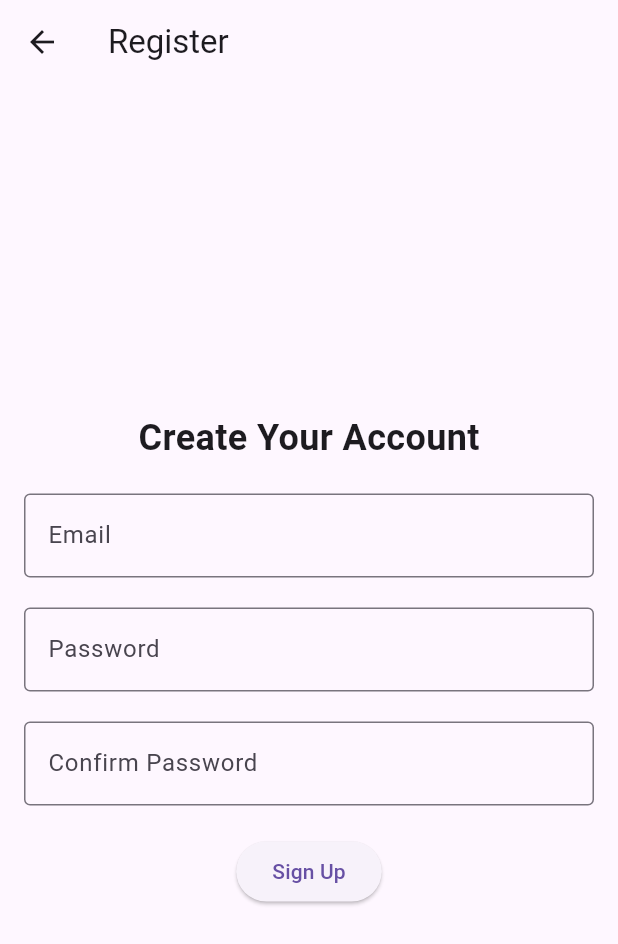
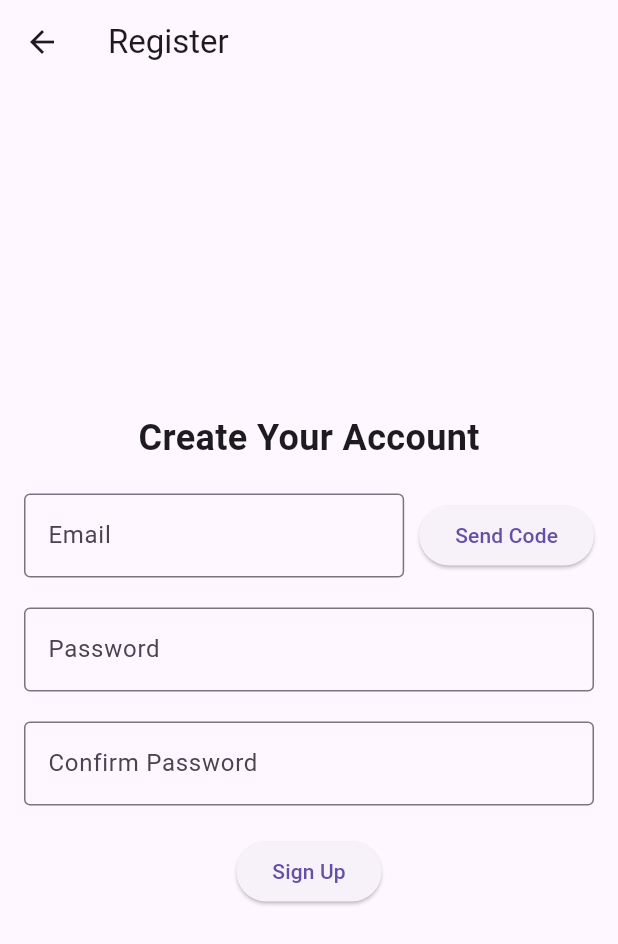
Before and after one commit to HeyHO2154/SOL-Talk, a Flutter app: the RegisterPage screen opened directly, on a phone screen of 412 x 824 dp. Shown: the top 944 px of the screen. Run offline on Flutter 3.47's test engine with Material 3 defaults, Android fonts, the phone set to English and light mode, and no system bars; our stand-ins replace device_info_plus, file_picker, image_picker, permission_handler, shared_preferences; accounts and stored records are empty.

Commit message:
이메일 인증 코드 기능 추가

```diff
--- a/frontend/lib/Login/Register.dart
+++ b/frontend/lib/Login/Register.dart
@@ -9,6 +9,17 @@ class _RegisterPageState extends State<RegisterPage> {
   final TextEditingController _emailController = TextEditingController();
   final TextEditingController _passwordController = TextEditingController();
   final TextEditingController _confirmPasswordController = TextEditingController();
+  final TextEditingController _verificationCodeController = TextEditingController();
+  bool _isVerificationSent = false;
+
+  void _sendVerificationCode() {
+    setState(() {
+      _isVerificationSent = true;
+    });
+    ScaffoldMessenger.of(context).showSnackBar(
+      SnackBar(content: Text('Verification code sent to ${_emailController.text}')),
+    );
+  }
 
   @override
   Widget build(BuildContext context) {
@@ -26,7 +37,10 @@ class _RegisterPageState extends State<RegisterPage> {
               style: TextStyle(fontSize: 24, fontWeight: FontWeight.bold),
             ),
             SizedBox(height: 20),
-            TextField(
+            Row(
+              children: [
+                Expanded(
+                  child: TextField(
                     controller: _emailController,
                     keyboardType: TextInputType.emailAddress,
                     decoration: InputDecoration(
@@ -34,7 +48,29 @@ class _RegisterPageState extends State<RegisterPage> {
                       border: OutlineInputBorder(),
                     ),
                   ),
+                ),
+                SizedBox(width: 10),
+                ElevatedButton(
+                  onPressed: _sendVerificationCode,
+                  child: Text('Send Code'),
+                ),
+              ],
+            ),
             SizedBox(height: 20),
+            if (_isVerificationSent)
+              Column(
+                children: [
+                  TextField(
+                    controller: _verificationCodeController,
+                    keyboardType: TextInputType.number,
+                    decoration: InputDecoration(
+                      labelText: 'Verification Code',
+                      border: OutlineInputBorder(),
+                    ),
+                  ),
+                  SizedBox(height: 20),
+                ],
+              ),
             TextField(
               controller: _passwordController,
               obscureText: true,
```
Lines whose indentation alone changed are shown as unchanged.
